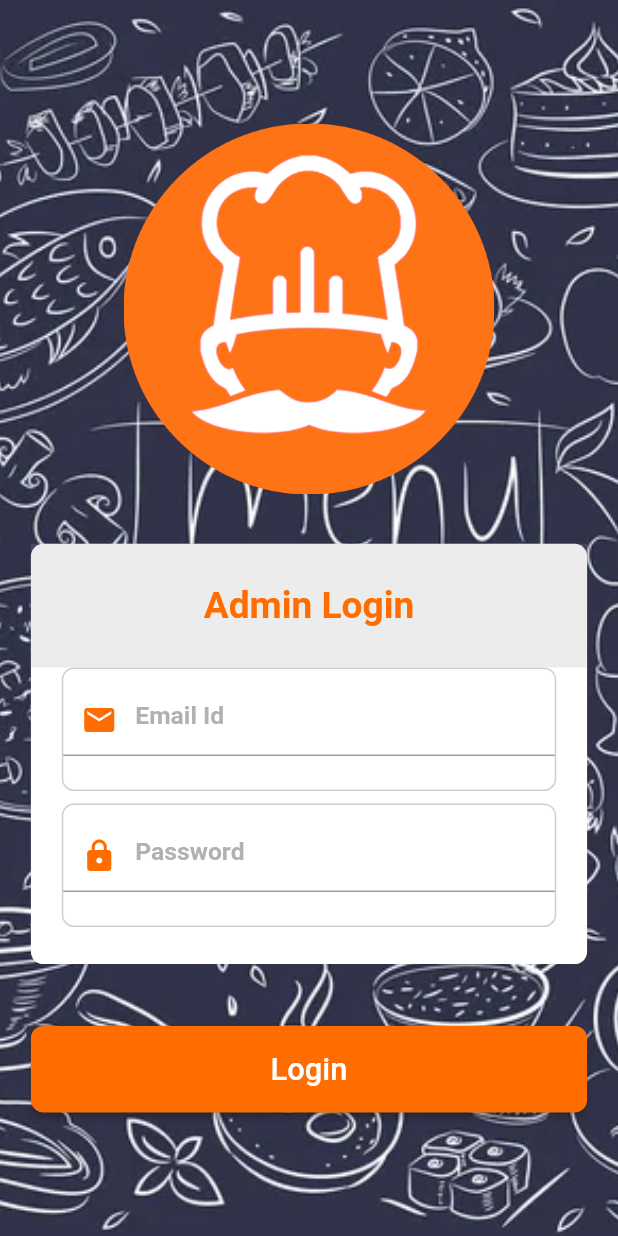
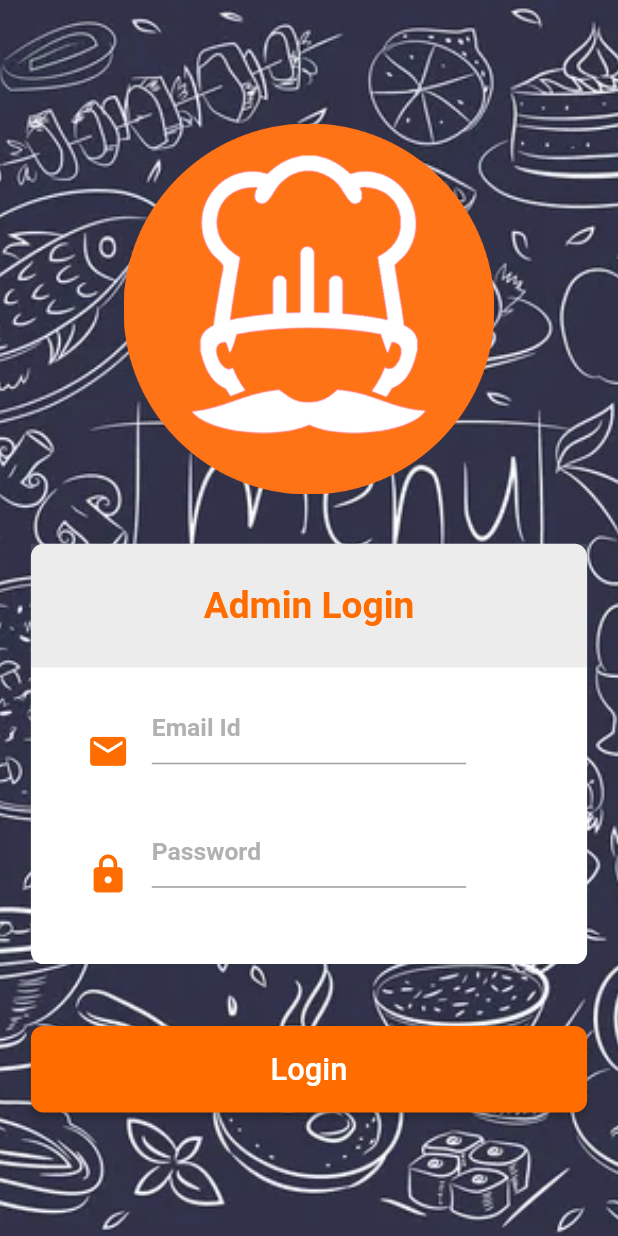
Before and after one commit to javierrrrrrrrrrrr/food_admin, a Flutter app: the screen it shows after launch, on a phone screen of 412 x 824 dp. Run offline on Flutter 3.47's test engine with Material 2 defaults, Android fonts, the phone set to English and light mode, and no system bars; our stand-ins replace bloc, equatable, flutter_slidable, image_picker, lottie, toggle_switch; missing offline and left inert: data_connection_checker_tv.

Commit message:
login_listo

```diff
--- a/lib/features/auth/presentation/widgets/custom_text_field.dart
+++ b/lib/features/auth/presentation/widgets/custom_text_field.dart
@@ -19,18 +19,20 @@ class CustomLoginTextfield extends StatelessWidget {
   @override
   Widget build(BuildContext context) {
     final size = MediaQuery.of(context).size;
-    return Container(
+    return Stack(
+      children: [
+        Container(
           decoration: BoxDecoration(
             color: Colors.white,
             borderRadius: BorderRadius.circular(size.height * 0.01),
-        border: Border.all(color: Colors.grey.withOpacity(0.5)),
+            //  border: Border.all(color: Colors.grey.withOpacity(0.5)),
           ),
           height: size.height * 0.1,
           width: size.width * 0.8,
           //  color: Colors.blue[50],
 
           child: Padding(
-        padding: const EdgeInsets.symmetric(horizontal: 0, vertical: 10),
+            padding: const EdgeInsets.symmetric(horizontal: 60, vertical: 0),
             child: TextFormField(
               style: TextStyle(
                   color: kprymaricolor,
@@ -47,12 +49,23 @@ class CustomLoginTextfield extends StatelessWidget {
                 //hacer el campo de texto curvo
 
                 //  contentPadding: EdgeInsets.symmetric(vertical: size.height * 0.01),
-            prefixIcon: Icon(icon, color: kprymaricolor),
+                // prefixIcon: Icon(icon, color: kprymaricolor),
                 hintText: hintext,
                 hintStyle: TextStyle(color: Colors.grey.withOpacity(0.8)),
               ),
             ),
           ),
+        ),
+        Positioned(
+          left: size.width * 0.04,
+          top: size.height * 0.03,
+          child: Icon(
+            icon,
+            color: kprymaricolor,
+            size: size.height * 0.035,
+          ),
+        ),
+      ],
     );
   }
 }
--- a/lib/features/auth/presentation/widgets/login_center_container.dart
+++ b/lib/features/auth/presentation/widgets/login_center_container.dart
@@ -44,6 +44,9 @@ class LoginCenterContainer extends StatelessWidget {
                       fontSize: size.height * 0.03),
                 )),
               ),
+              SizedBox(
+                height: size.height * 0.02,
+              ),
               CustomLoginTextfield(
                 hintext: "Email Id",
                 icon: Icons.email,
@@ -53,9 +56,6 @@ class LoginCenterContainer extends StatelessWidget {
                 validator: (value) {
                   return validateEmail(value);
                 },
-              ),
-              SizedBox(
-                height: size.height * 0.01,
               ),
               CustomLoginTextfield(
                 onChanged: (value) {
```
Lines whose indentation alone changed are shown as unchanged.
